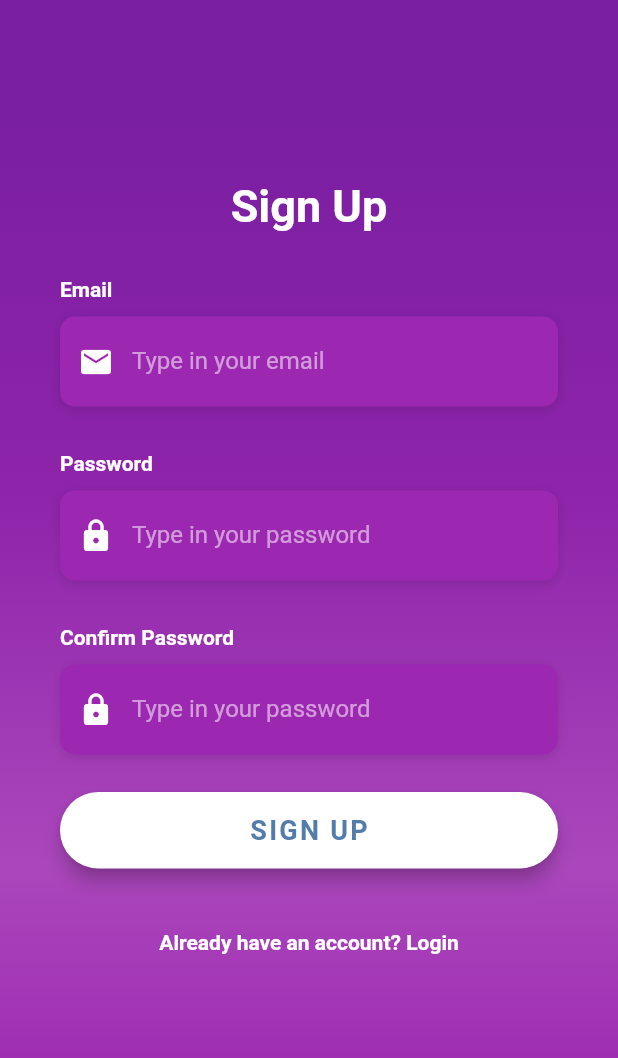
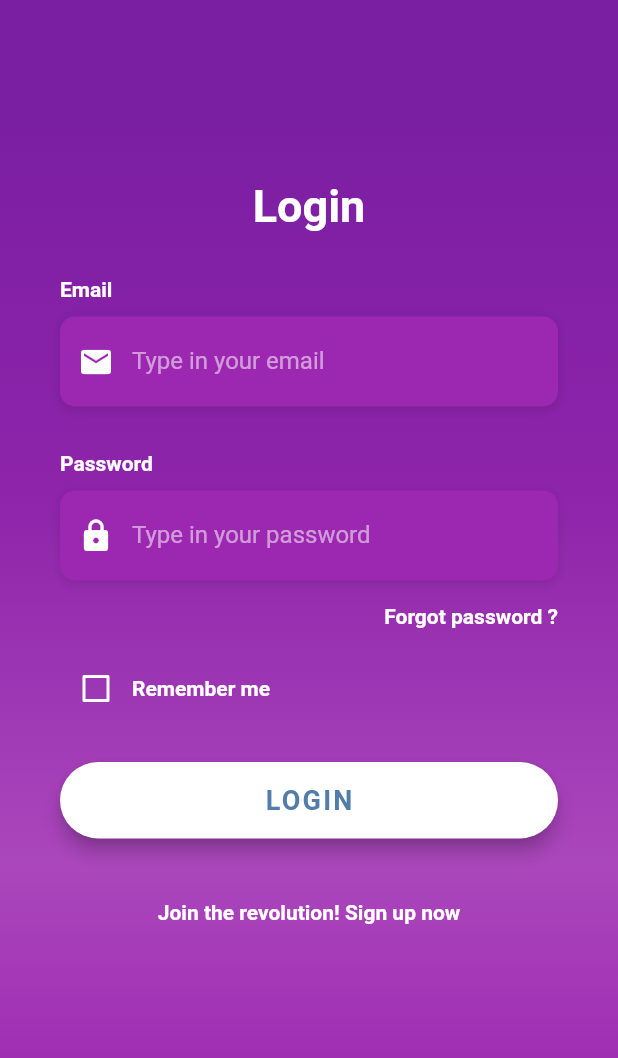
Before and after one commit to auleki/flutter_startng, a Flutter app: the screen it shows after launch, on a phone screen of 412 x 824 dp. Shown: the top 1058 px of the screen. Run offline on Flutter 3.47's test engine with Material 2 defaults, Android fonts, the phone set to English and light mode, and no system bars; Roboto replaces fonts that are missing (OpenSans).

Commit message:
navigation setup

```diff
--- a/lib/main.dart
+++ b/lib/main.dart
@@ -1,5 +1,5 @@
 import 'package:flutter/material.dart';
-// import 'screens/login_screen.dart';
+import 'screens/login_screen.dart';
 import 'screens/signUp_screen.dart';
 
 
@@ -11,8 +11,8 @@ class MyApp extends StatelessWidget {
     return MaterialApp(
       title: 'AuKoda Test App',
       debugShowCheckedModeBanner: false,
-      // home: LoginScreen(),
-      home: RegisterScreen()
+      home: LoginScreen(),
+      // home: RegisterScreen()
     );
   }
 }
--- a/lib/screens/login_screen.dart
+++ b/lib/screens/login_screen.dart
@@ -1,6 +1,7 @@
 import 'package:flutter/material.dart';
 import 'package:flutter/services.dart';
 import '../utilities/constants.dart';
+import './signUp_screen.dart';
 
 class LoginScreen extends StatefulWidget {
   @override
@@ -145,7 +146,11 @@ class _LoginScreenState extends State<LoginScreen> {
   Widget _buildSignUpBtn() {
     return Center(
         child: FlatButton(
-      onPressed: () => print("Redirect to Sign up page"),
+      onPressed: (){
+        Navigator.push(context, MaterialPageRoute(
+          builder: (context) => RegisterScreen()
+        ));
+      },
       child: Text(
         'Join the revolution! Sign up now',
         style: auLabelStyle,
--- a/lib/screens/signUp_screen.dart
+++ b/lib/screens/signUp_screen.dart
@@ -140,7 +140,9 @@ class _RegisterScreenState extends State<RegisterScreen> {
   Widget _buildLoginBtn() {
     return Center(
         child: FlatButton(
-      onPressed: () => print("Redirect to Sign up page"),
+      onPressed: () {
+        Navigator.pop(context);
+      },
       child: Text(
         'Already have an account? Login',
         style: auLabelStyle,
```
